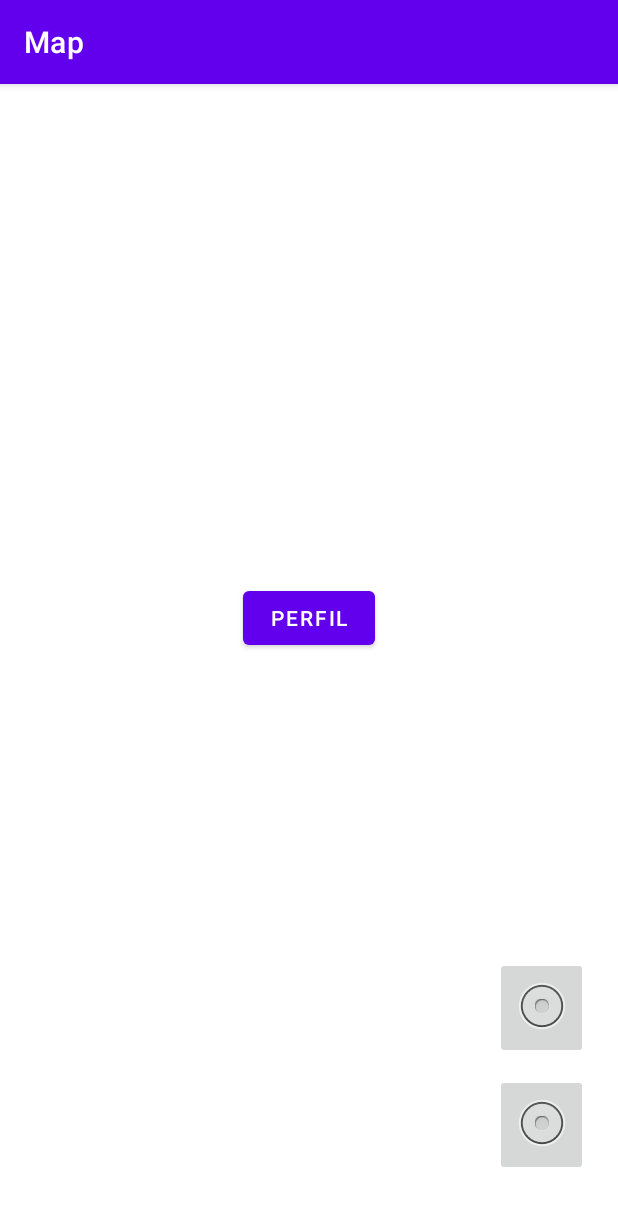
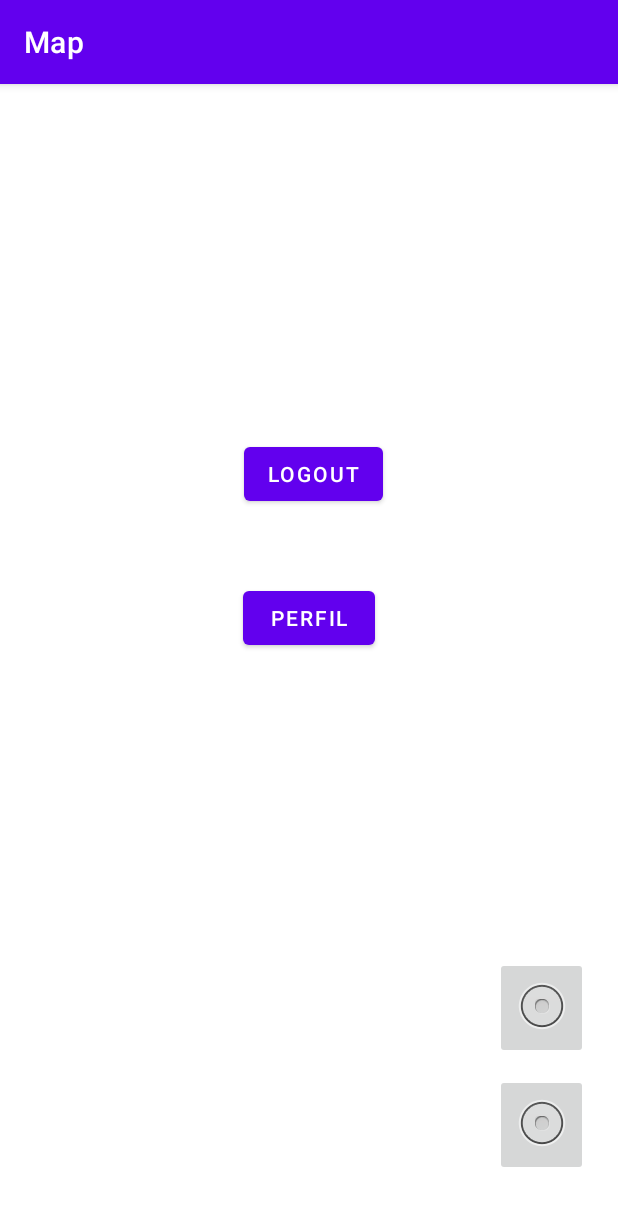
Before and after one commit to magzoo/mag, an Android app: the Map screen opened directly, with no data from a screen before it, on a phone screen of 412 x 824 dp. Shown: the top 1206 px of the screen. Run offline under Robolectric (Android 15) with nearby library versions, the phone set to English and light mode, and no system bars.

Commit message:
logout e tentar importar imagem

```diff
--- a/app/src/main/java/com/example/magzoo/Map.java
+++ b/app/src/main/java/com/example/magzoo/Map.java
@@ -1,6 +1,7 @@
 package com.example.magzoo;
 
 import android.content.Intent;
+import android.content.SharedPreferences;
 import android.os.Bundle;
 
 import com.google.android.material.floatingactionbutton.FloatingActionButton;
@@ -18,6 +19,7 @@ public class Map extends AppCompatActivity {
     private ImageButton btnCollection;
     private ImageButton btnAwards;
     private Button btnProfile;
+    private Button btnLogout;
 
     @Override
     protected void onCreate(Bundle savedInstanceState) {
@@ -29,6 +31,7 @@ public class Map extends AppCompatActivity {
         btnCollection = findViewById(R.id.btnCollection);
         btnAwards = findViewById(R.id.btnAwards);
         btnProfile = findViewById(R.id.btnProfile);
+        btnLogout = findViewById(R.id.btnLogout);
 
 
         btnCollection.setOnClickListener(new View.OnClickListener() {
@@ -54,5 +57,20 @@ public class Map extends AppCompatActivity {
                 startActivity(intent);
             }
         });
+
+        btnLogout.setOnClickListener(new View.OnClickListener() {
+            @Override
+            public void onClick(View v) {
+                //limpar as shared preferences
+                SharedPreferences sharedLogin = getSharedPreferences("SHARED_PREFS", MODE_PRIVATE);
+                SharedPreferences.Editor editor = sharedLogin.edit();
+                editor.putString("email", "");
+                editor.putString("pass", "");
+                editor.commit();
+
+                Intent intent =  new Intent(Map.this, Login.class);
+                startActivity(intent);
+            }
+        });
     }
 }
--- a/app/src/main/java/com/example/magzoo/SplashScreen.java
+++ b/app/src/main/java/com/example/magzoo/SplashScreen.java
@@ -69,7 +69,7 @@ public class SplashScreen extends AppCompatActivity {
                 while (time < 5000) {
                     Log.d("splashcenas", "while");
 
-                    time += (interval * 5);
+                    time += (interval * 2);
                     back.setBackgroundResource(R.drawable.splash1);
                     TimeUnit.MILLISECONDS.sleep(interval);
                     back.setBackgroundResource(R.drawable.splash2);
--- a/app/src/main/res/layout/activity_map.xml
+++ b/app/src/main/res/layout/activity_map.xml
@@ -45,10 +45,10 @@
         android:layout_width="wrap_content"
         android:layout_height="wrap_content"
         android:layout_gravity="bottom|end"
+        android:layout_marginEnd="20dp"
+        android:layout_marginBottom="10dp"
         app:layout_constraintBottom_toTopOf="@+id/btnAwards"
         app:layout_constraintEnd_toEndOf="parent"
-        android:layout_marginEnd="20dp"
-        android:layout_marginBottom="10dp"
         app:srcCompat="@android:drawable/btn_radio" />
 
     <Button
@@ -61,5 +61,17 @@
         app:layout_constraintStart_toStartOf="@+id/include"
         app:layout_constraintTop_toTopOf="parent" />
 
+    <Button
+        android:id="@+id/btnLogout"
+        android:layout_width="wrap_content"
+        android:layout_height="wrap_content"
+        android:text="Logout"
+        app:layout_constraintBottom_toBottomOf="parent"
+        app:layout_constraintEnd_toStartOf="@+id/include"
+        app:layout_constraintHorizontal_bias="0.494"
+        app:layout_constraintStart_toEndOf="@+id/include"
+        app:layout_constraintTop_toTopOf="parent"
+        app:layout_constraintVertical_bias="0.376" />
+
 
 </androidx.constraintlayout.widget.ConstraintLayout>
--- a/app/src/main/res/layout/activity_profile.xml
+++ b/app/src/main/res/layout/activity_profile.xml
@@ -7,7 +7,7 @@
     tools:context=".Profile">
 
     <ImageView
-        android:id="@+id/imageView2"
+        android:id="@+id/profilePicture"
         android:layout_width="wrap_content"
         android:layout_height="wrap_content"
         app:layout_constraintBottom_toBottomOf="parent"
```
Also changed, not shown: app/src/main/java/com/example/magzoo/EditProfile.java (+49 -22 lines), app/src/main/java/com/example/magzoo/Profile.java (+18 -0 lines).
